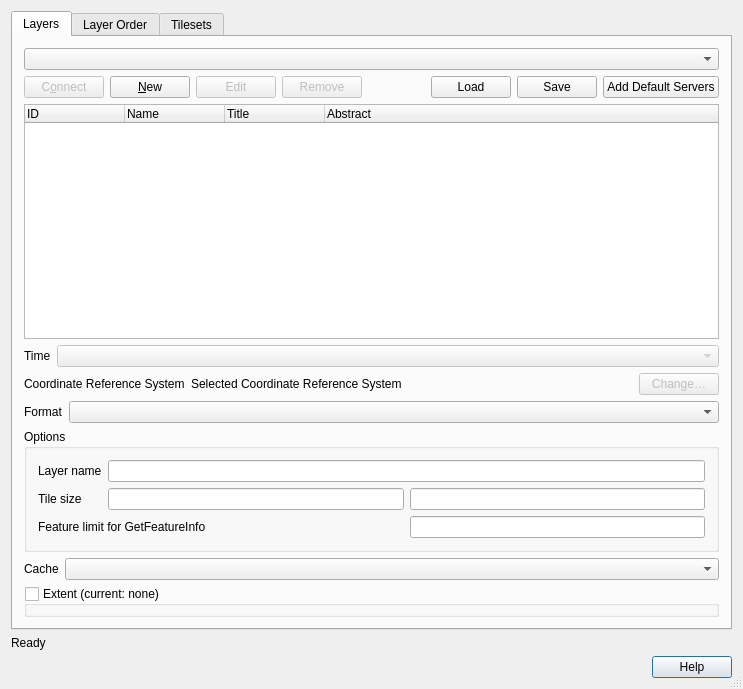
The window that src/ui/qgsowssourceselectbase.ui (qgis/QGIS) describes before a commit, drawn with Qt 5.
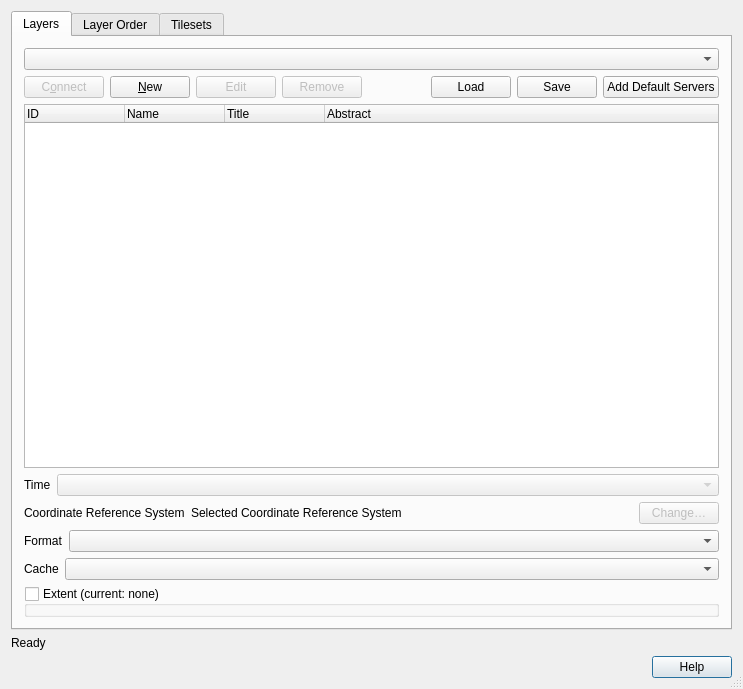
The same window after the commit. Icons and pictures are not drawn. Custom widgets are drawn as their Qt base class.

Commit message:
Remove unused settings from WCS source select
- layer name
- tile size
- feature limit for GetFeatureInfo

These were all non-functional widgets in the WCS source panel,
which were not used anywhere(!)

What changed in the file:
```diff
--- a/src/ui/qgsowssourceselectbase.ui
+++ b/src/ui/qgsowssourceselectbase.ui
@@ -322,57 +322,6 @@
          </layout>
         </widget>
        </item>
-       <item>
-        <widget class="QGroupBox" name="mWMSGroupBox">
-         <property name="title">
-          <string>Options</string>
-         </property>
-         <layout class="QGridLayout">
-          <item row="1" column="1">
-           <widget class="QLineEdit" name="mTileWidthLineEdit"/>
-          </item>
-          <item row="1" column="0">
-           <widget class="QLabel" name="mTileSizeLabel">
-            <property name="text">
-             <string>Tile size</string>
-            </property>
-            <property name="buddy">
-             <cstring>mTileWidthLineEdit</cstring>
-            </property>
-           </widget>
-          </item>
-          <item row="0" column="1" colspan="2">
-           <widget class="QLineEdit" name="mLayerNameLineEdit"/>
-          </item>
-          <item row="1" column="2">
-           <widget class="QLineEdit" name="mTileHeightLineEdit"/>
-          </item>
-          <item row="3" column="2">
-           <widget class="QLineEdit" name="mFeatureCountLineEdit"/>
-          </item>
-          <item row="0" column="0">
-           <widget class="QLabel" name="mLayerNameLabel">
-            <property name="text">
-             <string>Layer name</string>
-            </property>
-            <property name="buddy">
-             <cstring>mLayerNameLineEdit</cstring>
-            </property>
-           </widget>
-          </item>
-          <item row="3" column="0" colspan="2">
-           <widget class="QLabel" name="mFeatureCountLabel">
-            <property name="text">
-             <string>Feature limit for GetFeatureInfo</string>
-            </property>
-            <property name="buddy">
-             <cstring>mFeatureCountLineEdit</cstring>
-            </property>
-           </widget>
-          </item>
-         </layout>
-        </widget>
-       </item>
        <item>
         <widget class="QWidget" name="mCacheWidget" native="true">
          <layout class="QHBoxLayout" name="horizontalLayout_7">
```
Left out of the diff: 4 changed lines with no effect on the pictures. The commit also changes 1 other file.
